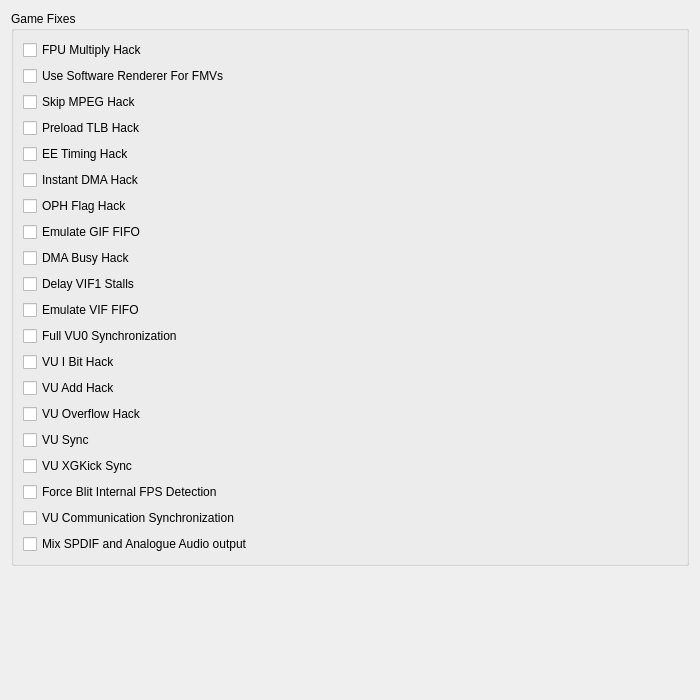
Above: pcsx2-qt/Settings/GameFixSettingsWidget.ui from AITUS95/pcsx2-reliquary before the change. Below: the same form after it.
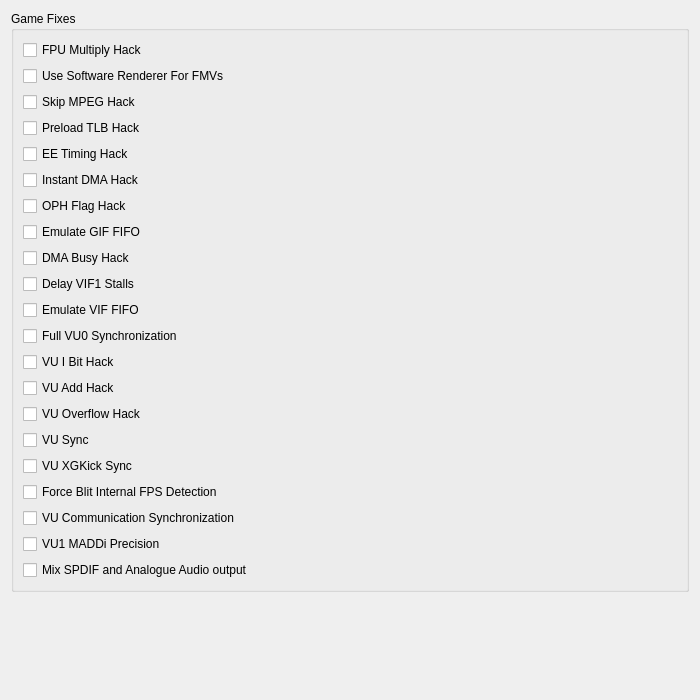
That is the form after the change.

Commit message:
Gamefixes: Make VU1 MADDi precision manually selectable
Expose the existing precision flag in desktop and fullscreen Game Fixes
settings with a disabled default. Remove its automatic Marvel Nemesis
GameDB entry while retaining communication synchronization and the
arithmetic implementation. Preserve explicitly saved user choices.

```diff
--- a/pcsx2-qt/Settings/GameFixSettingsWidget.ui
+++ b/pcsx2-qt/Settings/GameFixSettingsWidget.ui
@@ -150,6 +150,13 @@
         </property>
        </widget>
       </item>
+      <item>
+       <widget class="QCheckBox" name="VU1MaddiHack">
+        <property name="text">
+         <string>VU1 MADDi Precision</string>
+        </property>
+       </widget>
+      </item>
       <item>
        <widget class="QCheckBox" name="MixSpdifAnalogHack">
         <property name="text">
```
Left out of the diff: 1 changed line with no effect on the pictures. The commit also changes 4 other files.
